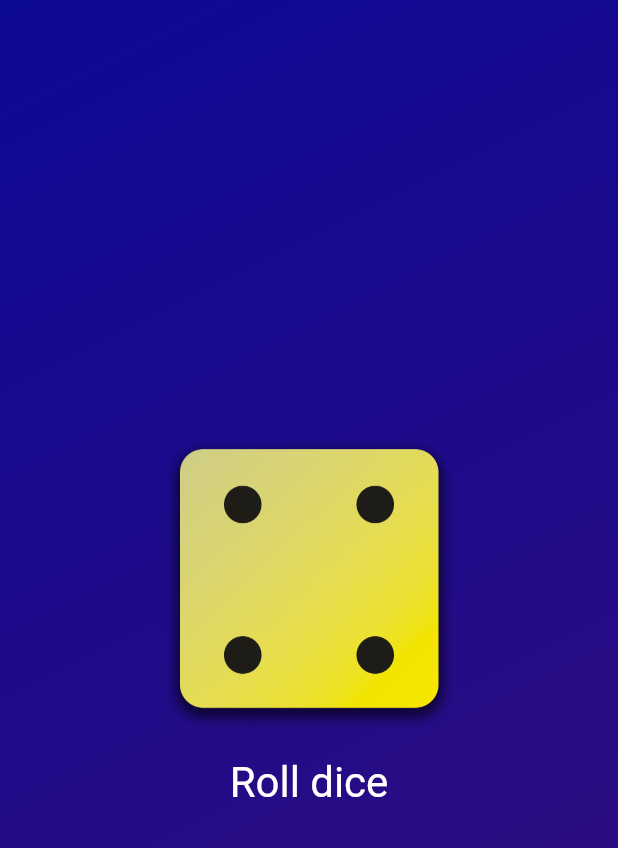
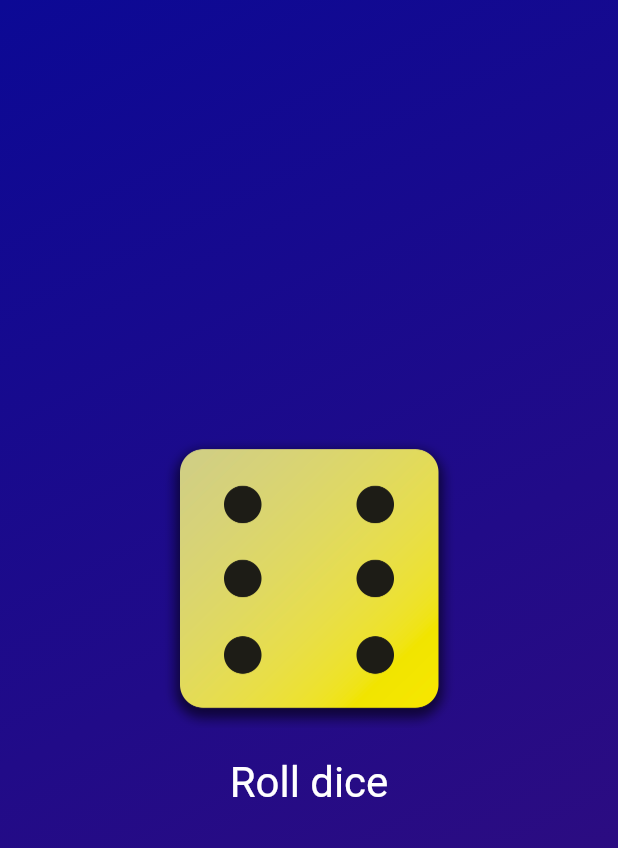
Before and after one commit to Kshitij-Anand7954/Rolling-dice, a Flutter app: the screen it shows after launch, after a tap on "Roll dice", on a phone screen of 412 x 824 dp. Shown: the top 848 px of the screen. Run offline on Flutter 3.47's test engine with Material 3 defaults, Android fonts, the phone set to English and light mode, and no system bars.

```diff
--- a/lib/dice_roller.dart
+++ b/lib/dice_roller.dart
@@ -1,4 +1,6 @@
+import 'dart:math';
 import 'package:flutter/material.dart';
+final randomizer=Random();
 
 class DiceRoller extends StatefulWidget{
   const DiceRoller({super.key});
@@ -10,18 +12,23 @@ class DiceRoller extends StatefulWidget{
 
 }
 class _DiceRollerState extends State<DiceRoller>{
-  var activeDiceImage='assets/images/dice-2.png';
+
+  var currentDiceRoll=randomizer.nextInt(6)+1;
 
   void Rolldice(){
+
     setState(() {
-       activeDiceImage='assets/images/dice-4.png';
+       currentDiceRoll=randomizer.nextInt(6)+1;
+
+
+      //  $ helps to inject variables into a string
     });
 
   }
   @override
   Widget build(context){
     return Column(mainAxisSize: MainAxisSize.min,
-              children: [Image.asset( activeDiceImage,
+              children: [Image.asset('assets/images/dice-$currentDiceRoll.png',
             width: 200,
             ),
             TextButton(onPressed: Rolldice,
```
